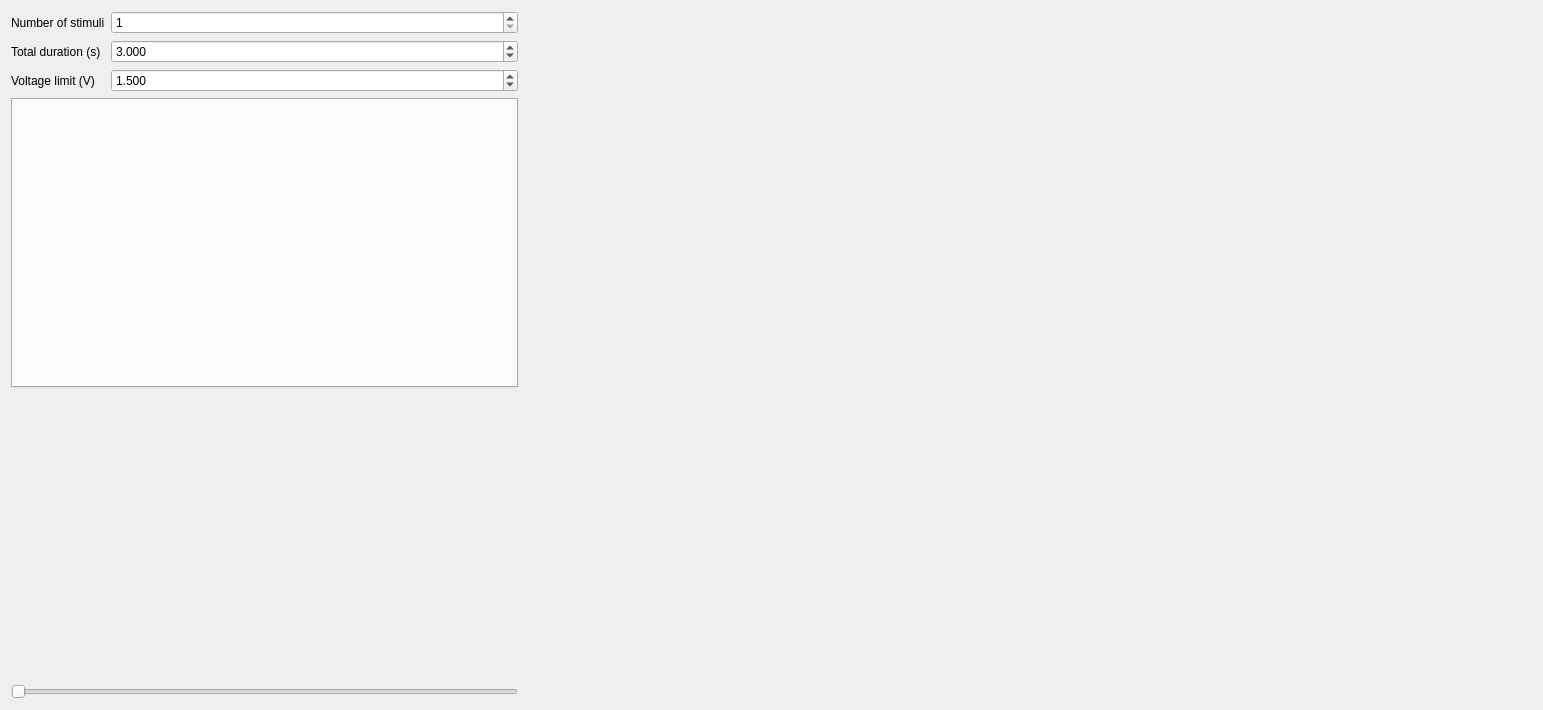
The window that app/window/pulse_window.ui (teuncm/wormenpracticum) describes before a commit, drawn with Qt 5.
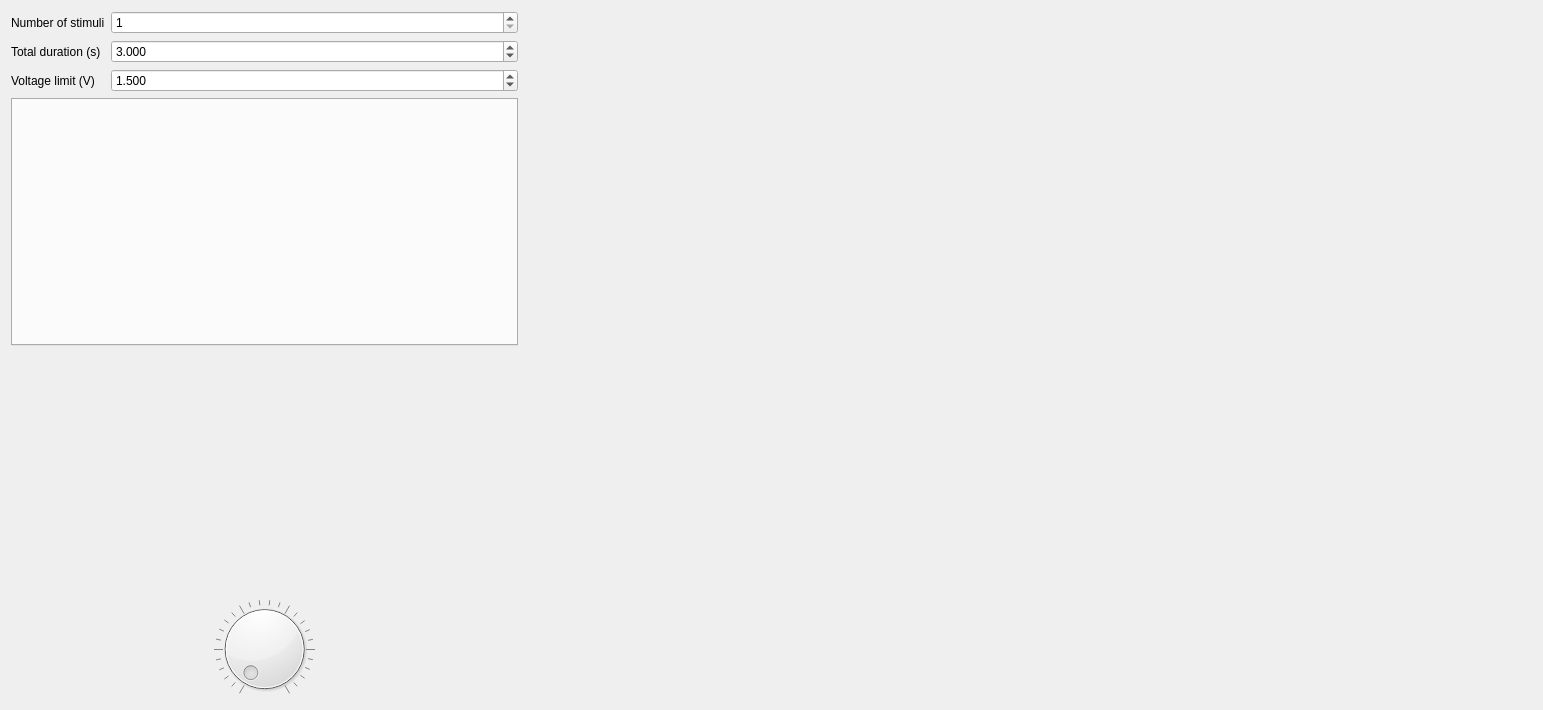
The same window after the commit.

Commit message: Add stimulus dial

What changed in the file:
```diff
--- a/app/window/pulse_window.ui
+++ b/app/window/pulse_window.ui
@@ -113,9 +113,15 @@
       </spacer>
      </item>
      <item>
-      <widget class="QSlider" name="stepSlider">
-       <property name="orientation">
-        <enum>Qt::Orientation::Horizontal</enum>
+      <widget class="QDial" name="stepSlider">
+       <property name="minimum">
+        <number>0</number>
+       </property>
+       <property name="wrapping">
+        <bool>false</bool>
+       </property>
+       <property name="notchesVisible">
+        <bool>true</bool>
        </property>
       </widget>
      </item>
```
